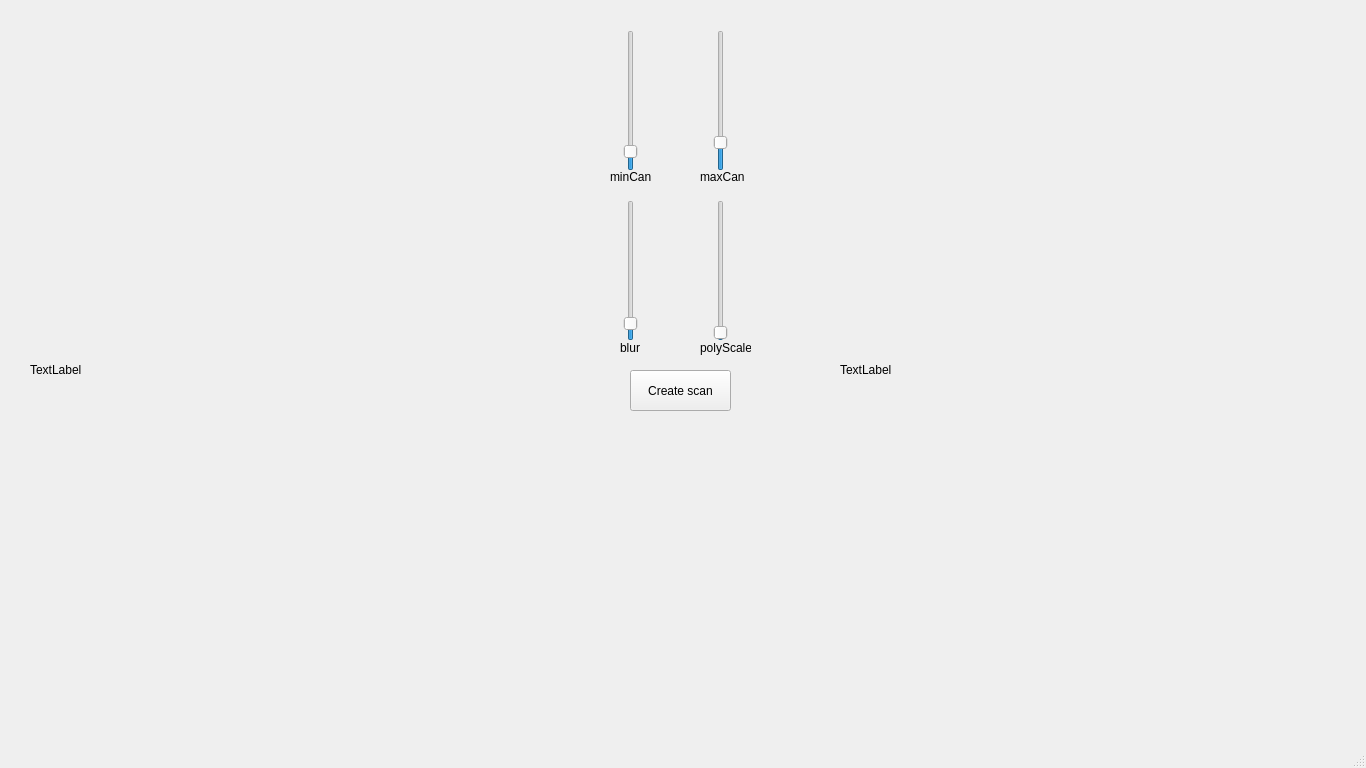
This is mainwindow.ui in KacperGawdzinski/cam-scanner as Qt 5 draws it before an edit. The edited form follows.
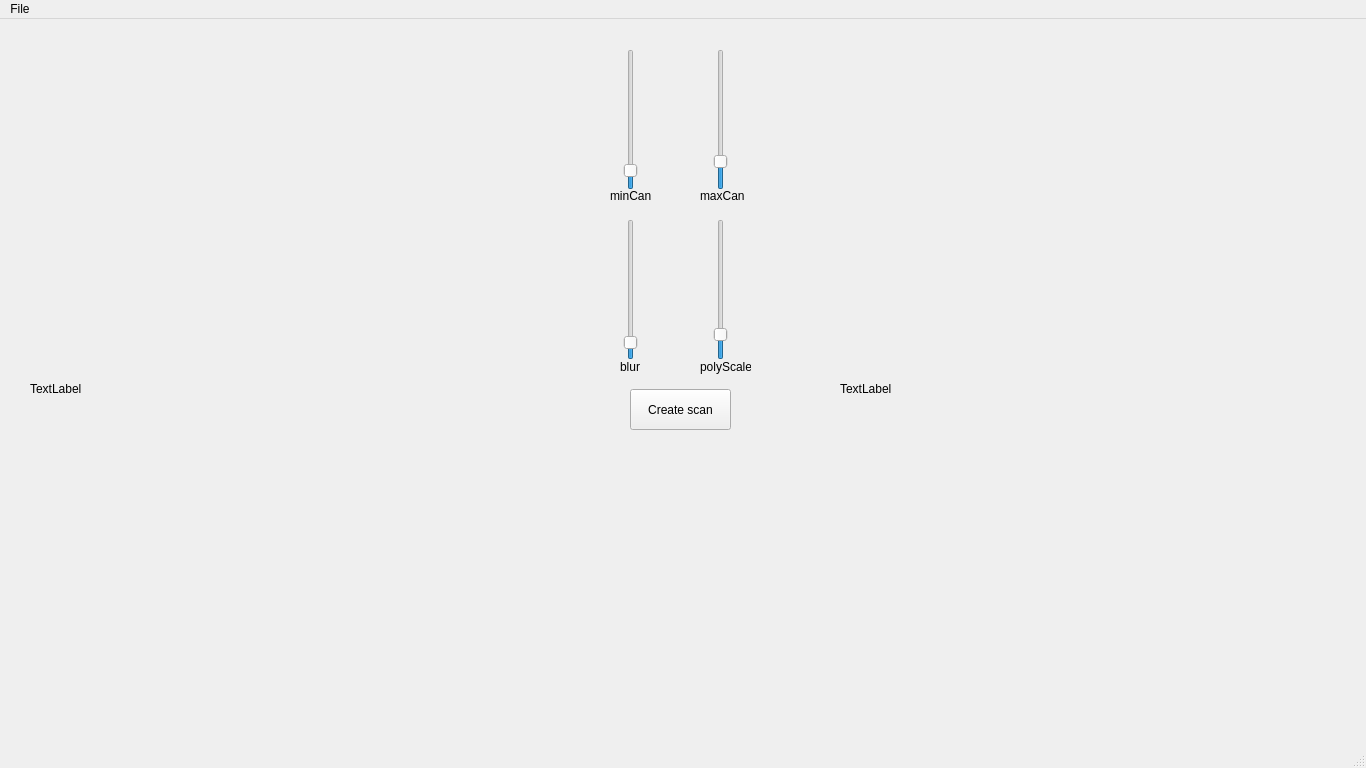
This is the edited form.

Patch:
```diff
--- a/mainwindow.ui
+++ b/mainwindow.ui
@@ -207,7 +207,7 @@
      <number>100</number>
     </property>
     <property name="value">
-     <number>2</number>
+     <number>15</number>
     </property>
     <property name="orientation">
      <enum>Qt::Vertical</enum>
@@ -236,6 +236,14 @@
      <height>20</height>
     </rect>
    </property>
+   <widget class="QMenu" name="menuFile">
+    <property name="title">
+     <string>File</string>
+    </property>
+    <addaction name="actionOpen_File"/>
+    <addaction name="actionSave"/>
+   </widget>
+   <addaction name="menuFile"/>
   </widget>
   <widget class="QStatusBar" name="statusbar"/>
  </widget>
```
Left out of the diff: 10 changed lines with no effect on the pictures.
